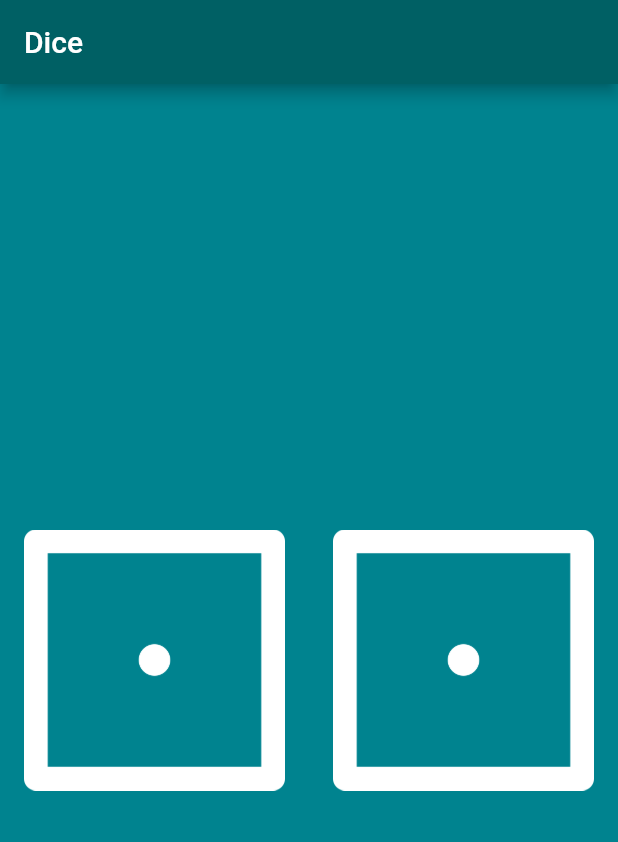
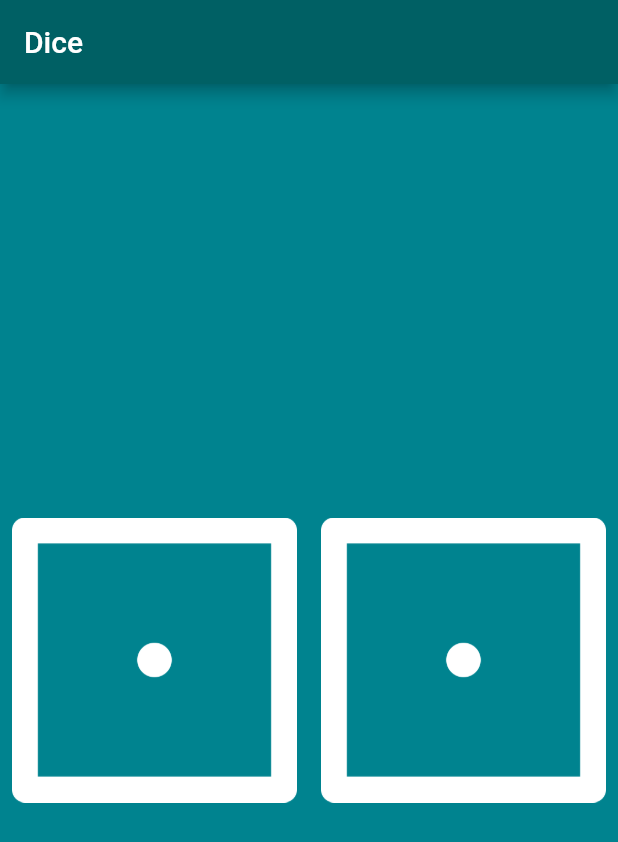
Before and after one commit to ParimSsme/flutter_dice, a Flutter app: the screen it shows after launch, on a phone screen of 412 x 824 dp. Shown: the top 842 px of the screen. Run offline on Flutter 3.47's test engine with Material 2 defaults, Android fonts, the phone set to English and light mode, and no system bars.

Commit message:
complete design of app

```diff
--- a/lib/main.dart
+++ b/lib/main.dart
@@ -16,7 +16,6 @@ void main() {
 }
 
 class DicePage extends StatelessWidget {
-
   const DicePage({super.key});
 
   @override
@@ -24,14 +23,18 @@ class DicePage extends StatelessWidget {
     return Center(
       child: Row(
         children: [
-          Expanded(child: Padding(
-            padding: const EdgeInsets.all(16.0),
-            child: Image.asset('images/dice1.png'),
-          ),),
-          Expanded(child: Padding(
-            padding: const EdgeInsets.all(16.0),
-            child: Image.asset('images/dice1.png'),
-          ),),
+          Expanded(
+            child: TextButton(
+              onPressed: (){},
+              child: Image.asset('images/dice1.png'),
+            ),
+          ),
+          Expanded(
+            child: TextButton(
+              onPressed: (){},
+              child: Image.asset('images/dice1.png'),
+            ),
+          ),
         ],
       ),
     );
```
